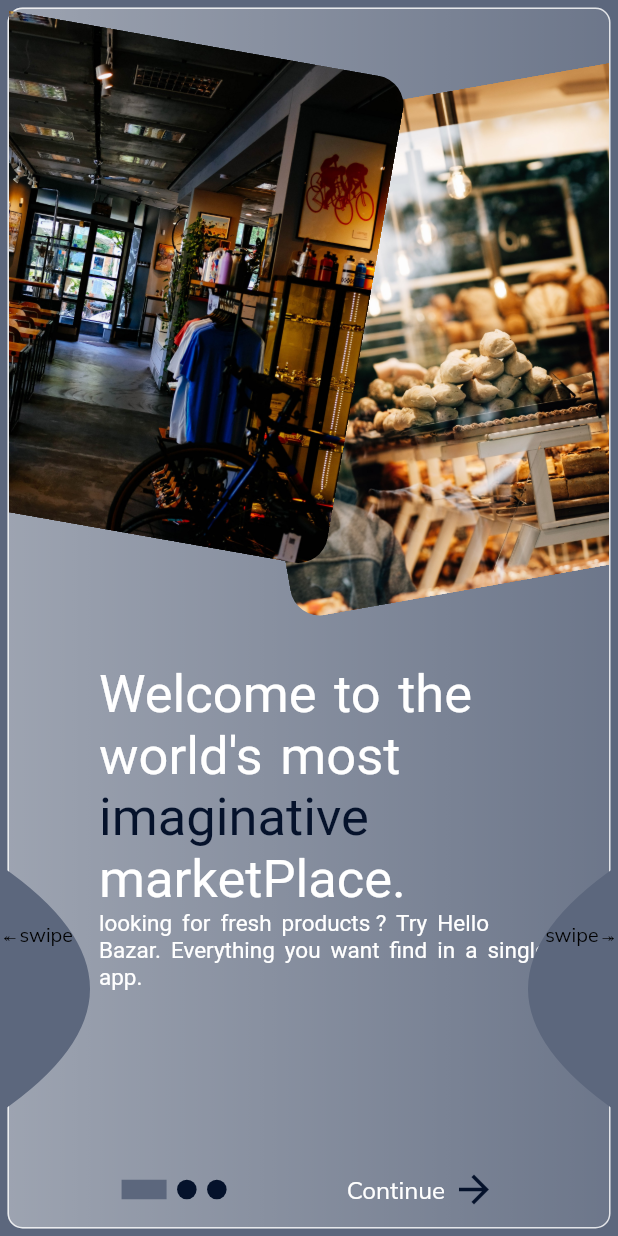
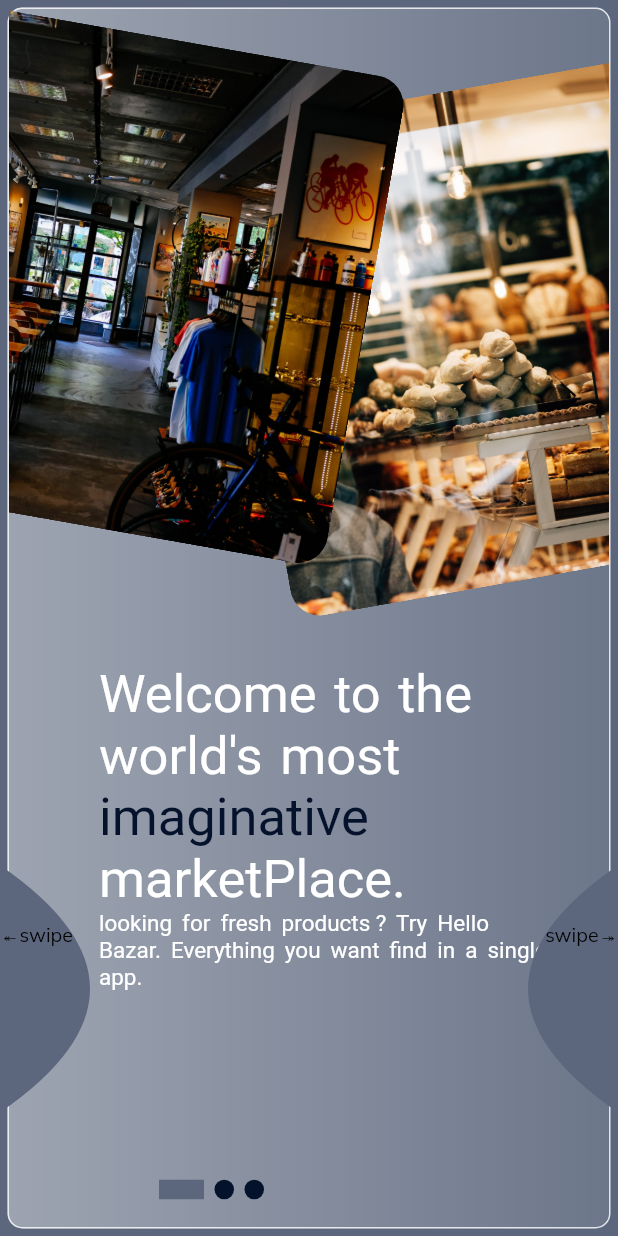
Before and after one commit to jbjason/shop_app2, a Flutter app: the screen it shows after launch, on a phone screen of 412 x 824 dp. Run offline on Flutter 3.47's test engine with Material 2 defaults, Android fonts, the phone set to English and light mode, and no system bars; our stand-ins replace confetti, flare_flutter, google_fonts, lottie; Roboto replaces fonts that are missing (Aclonica).

Commit message:
Update welcome_bottom_container.dart

```diff
--- a/lib/widgets/welcome_widgets/welcome_bottom_container.dart
+++ b/lib/widgets/welcome_widgets/welcome_bottom_container.dart
@@ -20,13 +20,14 @@ class WelcomeBottomContainer extends StatelessWidget {
           // animated page counter
           _animatedPageList(),
           // continue button
-          _continueButton(context),
+          _continueButton(context, isSelected),
         ],
       ),
     );
   }
 
-  Widget _continueButton(BuildContext context) => InkWell(
+  Widget _continueButton(BuildContext context, int index) => index == 2
+      ? InkWell(
           onTap: () => Navigator.of(context).pushNamed(HomeScreen.routeName),
           child: Row(
             children: const [
@@ -36,7 +37,8 @@ class WelcomeBottomContainer extends StatelessWidget {
                   color: Color.fromARGB(255, 5, 18, 43), size: 30)
             ],
           ),
-      );
+        )
+      : Container();
 
   Widget _animatedPageList() => SizedBox(
         width: 100,
```
Lines whose indentation alone changed are shown as unchanged.
